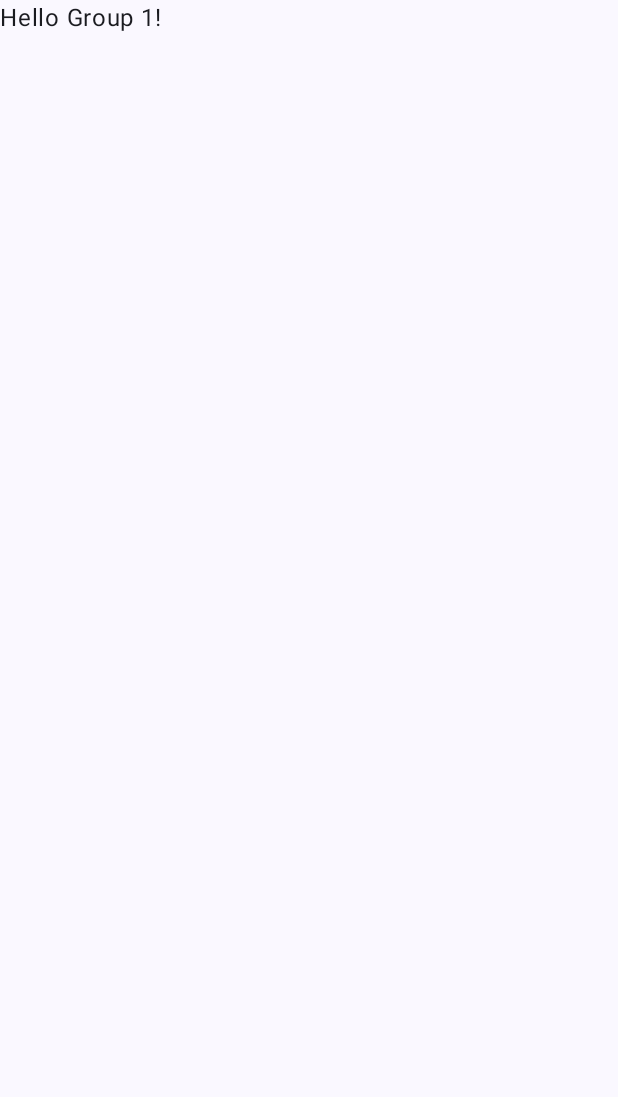
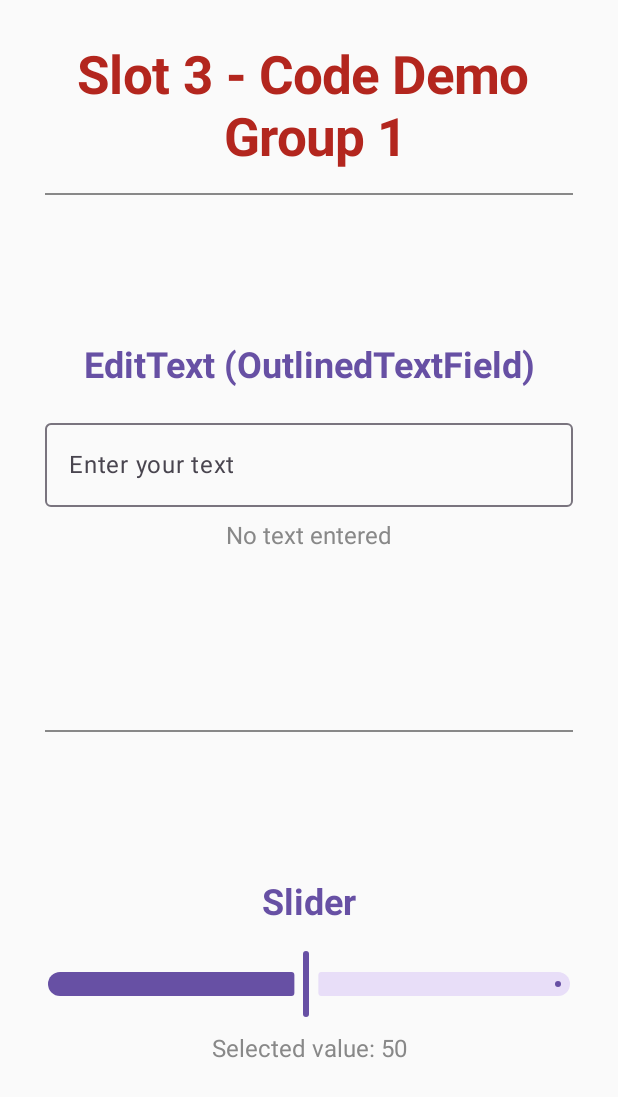
Before and after one commit to lzaycoe/prm392-demo, an Android app built with Jetpack Compose: the screen it shows after launch (MainActivity), on a phone screen of 412 x 824 dp. Before the commit the part shown is almost empty. Shown: the top 1097 px of the screen. Run offline under Robolectric (Android 15) with nearby library versions, the phone set to English and light mode, and no system bars.

Commit message:
update: implement user input for slot 3

```diff
--- a/slot-3/app/src/main/java/com/example/slot_3/MainActivity.kt
+++ b/slot-3/app/src/main/java/com/example/slot_3/MainActivity.kt
@@ -18,33 +18,21 @@ class MainActivity : ComponentActivity() {
         super.onCreate(savedInstanceState)
         enableEdgeToEdge()
         setContent {
-            Slot3Theme {
-                Scaffold(modifier = Modifier.fillMaxSize()) { innerPadding ->
-                    Greeting(
-                        name = "Group 1",
-                        modifier = Modifier.padding(innerPadding)
-                    )
-                }
-            }
 //            BasicViewsDemo()
-//            UserInputDemo()
+
+            UserInputDemo()
+
 //            MeasureDemo()
         }
     }
 }
 
-@Composable
-fun Greeting(name: String, modifier: Modifier = Modifier) {
-    Text(
-        text = "Hello $name!",
-        modifier = modifier
-    )
-}
-
 @Preview(showBackground = true)
 @Composable
 fun GreetingPreview() {
-    Slot3Theme {
-        Greeting("Android")
-    }
+//            BasicViewsDemo()
+
+    UserInputDemo()
+
+//            MeasureDemo()
 }
--- a/slot-3/app/src/main/java/com/example/slot_3/UserInput.kt
+++ b/slot-3/app/src/main/java/com/example/slot_3/UserInput.kt
@@ -1,14 +1,107 @@
 package com.example.slot_3
 
 import androidx.compose.foundation.layout.*
-import androidx.compose.material3.Text
+import androidx.compose.foundation.text.KeyboardOptions
+import androidx.compose.material3.*
 import androidx.compose.runtime.*
+import androidx.compose.ui.Alignment
 import androidx.compose.ui.Modifier
+import androidx.compose.ui.text.input.KeyboardType
+import androidx.compose.ui.text.style.TextAlign
 import androidx.compose.ui.unit.dp
+import androidx.compose.ui.unit.sp
+import androidx.compose.ui.graphics.Color
+import androidx.compose.ui.text.font.FontWeight
 
 @Composable
 fun UserInputDemo() {
-    Column(modifier = Modifier.padding(16.dp)) {
-        Text(text = "User Input Demo")
+    var text by remember { mutableStateOf("") }
+    var sliderValue by remember { mutableStateOf(50f) }
+
+    Column(
+        modifier = Modifier
+            .fillMaxSize()
+            .padding(30.dp),
+        horizontalAlignment = Alignment.CenterHorizontally
+    ) {
+        Text(
+            text = "Slot 3 - Code Demo \n Group 1",
+            fontSize = 35.sp,
+            fontWeight = FontWeight.Bold,
+            color = MaterialTheme.colorScheme.error,
+            modifier = Modifier.padding(bottom = 16.dp),
+            textAlign = TextAlign.Center
+        )
+
+        Divider(
+            color = Color.Gray,
+            thickness = 1.dp,
+            modifier = Modifier
+                .fillMaxWidth()
+                .padding(bottom = 100.dp)
+        )
+
+        Text(
+            text = "EditText (OutlinedTextField)",
+            fontSize = 24.sp,
+            fontWeight = FontWeight.Bold,
+            color = MaterialTheme.colorScheme.primary,
+            modifier = Modifier.padding(bottom = 16.dp),
+            textAlign = TextAlign.Center
+        )
+
+        OutlinedTextField(
+            value = text,
+            onValueChange = { text = it },
+            label = { Text("Enter your text") },
+            placeholder = { Text("Type here...") },
+            singleLine = true,
+            keyboardOptions = KeyboardOptions(keyboardType = KeyboardType.Text),
+            modifier = Modifier
+                .fillMaxWidth()
+                .padding(bottom = 10.dp)
+        )
+
+        Text(
+            text = if (text.isNotEmpty()) "You entered: $text" else "No text entered",
+            fontSize = 16.sp,
+            color = Color.Gray,
+            modifier = Modifier.padding(bottom = 20.dp)
+        )
+
+        Divider(
+            color = Color.Gray,
+            thickness = 1.dp,
+            modifier = Modifier
+                .fillMaxWidth()
+                .padding(vertical = 100.dp)
+        )
+
+        Text(
+            text = "Slider",
+            fontSize = 24.sp,
+            fontWeight = FontWeight.Bold,
+            color = MaterialTheme.colorScheme.primary,
+            modifier = Modifier.padding(bottom = 16.dp),
+            textAlign = TextAlign.Center
+        )
+
+        Slider(
+            value = sliderValue,
+            onValueChange = { sliderValue = it },
+            valueRange = 1f..100f,
+            colors = SliderDefaults.colors(
+                thumbColor = MaterialTheme.colorScheme.primary,
+                activeTrackColor = MaterialTheme.colorScheme.primary
+            ),
+            modifier = Modifier.fillMaxWidth()
+        )
+
+        Text(
+            text = "Selected value: ${sliderValue.toInt()}",
+            fontSize = 16.sp,
+            color = Color.Gray,
+            modifier = Modifier.padding(top = 10.dp)
+        )
     }
 }
```
